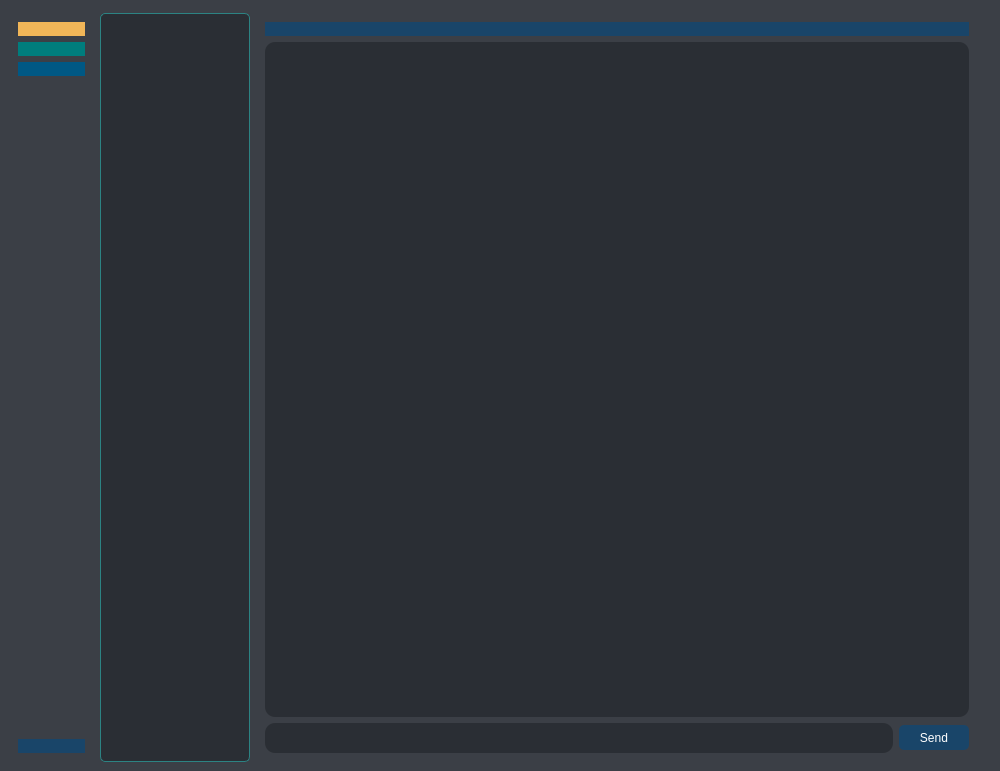
This is Pulp-Fiction-LoginAndRegister/homepage.ui in AP-projects-4001/Pulp-Fiction as Qt 5 draws it before an edit. The edited form follows.
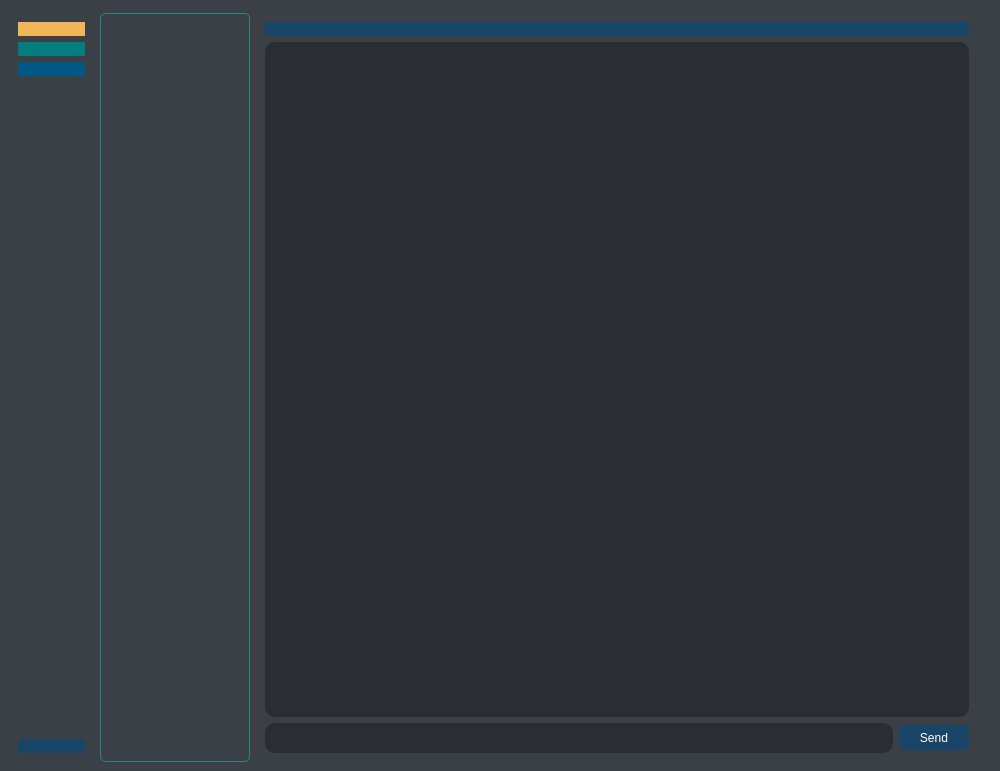
This is the edited form. Icons and pictures are not drawn.

Diff of the .ui file:
```diff
--- a/Pulp-Fiction-LoginAndRegister/homepage.ui
+++ b/Pulp-Fiction-LoginAndRegister/homepage.ui
@@ -261,7 +261,7 @@
         </property>
         <property name="styleSheet">
          <string notr="true">QListWidget#listofusersgroupschanels {
-background-color: rgb(42, 46, 52);
+	background-color: rgb(59, 63, 70);
 border-style: solid;
 border-color: rgb(44, 131, 131);
  border-width: 1px;
```
Left out of the diff: 49 changed lines with no effect on the pictures.
